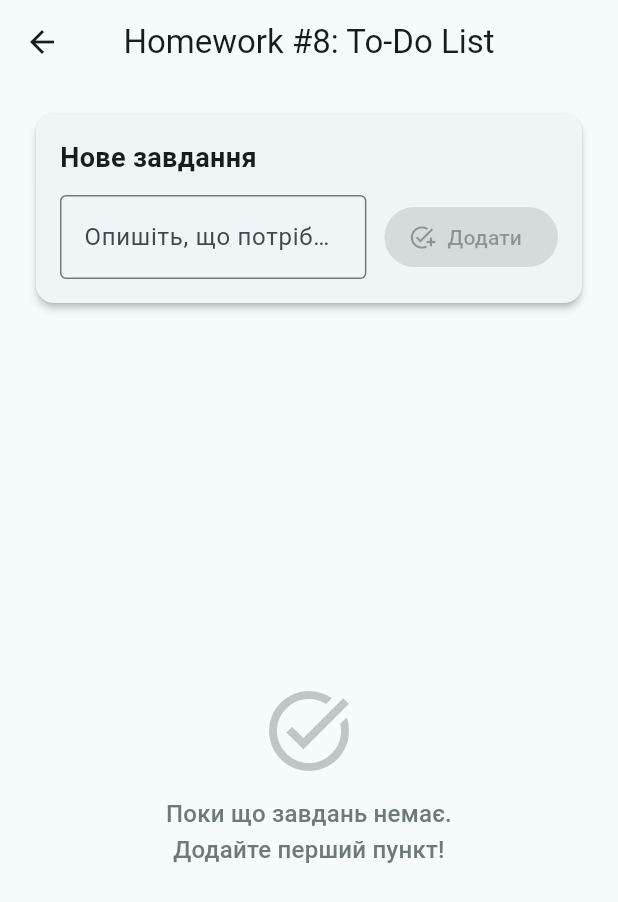
After one commit to IgorGreb/first_project, a Flutter app: the HomeworkEightScreen screen opened by its route, on a phone screen of 412 x 824 dp. The commit adds this screen. Shown: the top 902 px of the screen. Run offline on Flutter 3.47's test engine with Material 3 defaults, Android fonts, the phone set to English and light mode, and no system bars; our stand-ins replace equatable.

Commit message:
add task№8

```diff
--- a/lib/app.dart
+++ b/lib/app.dart
@@ -1,6 +1,7 @@
 import 'package:flutter/material.dart';
 import 'package:flutter_application_grebenyuk/constants/colors.dart';
 import 'package:flutter_application_grebenyuk/home_page/home_page.dart';
+import 'package:flutter_application_grebenyuk/homeworks/eight/homework_eight_screen.dart';
 import 'package:flutter_application_grebenyuk/homeworks/five/homework_five_screen.dart';
 import 'package:flutter_application_grebenyuk/homeworks/six/contacts_screen.dart';
 import 'package:flutter_application_grebenyuk/homeworks/six/profile_screen.dart';
@@ -25,6 +26,7 @@ class MyApp extends StatelessWidget {
         ContactsScreen.routeName: (context) => const ContactsScreen(),
         HomeworkFiveScreen.routeName: (context) => const HomeworkFiveScreen(),
         HomeworkSevenScreen.routeName: (context) => const HomeworkSevenScreen(),
+        HomeworkEightScreen.routeName: (context) => const HomeworkEightScreen(),
       },
     );
   }
--- a/lib/constants/main_page_text.dart
+++ b/lib/constants/main_page_text.dart
@@ -4,6 +4,7 @@ class HomePageText {
   static const String goToProfileButton = 'Перейти до профілю';
   static const String goToHomeworkFiveButton = 'Домашка #5';
   static const String goToHomeworkSevenButton = 'Домашка #7';
+  static const String goToHomeworkEightButton = 'Домашка #8';
 
   static const String profileScreenTitle = 'Профіль';
   static const String profileName = 'Ігор Гребенюк';
--- /dev/null
+++ b/lib/homeworks/eight/homework_eight_screen.dart
@@ -0,0 +1,156 @@
+import 'package:flutter/material.dart';
+import 'package:flutter_application_grebenyuk/homeworks/eight/models/todo_task.dart';
+import 'package:flutter_application_grebenyuk/homeworks/eight/widgets/animated_task_tile.dart';
+import 'package:flutter_application_grebenyuk/homeworks/eight/widgets/empty_state.dart';
+
+class HomeworkEightScreen extends StatefulWidget {
+  const HomeworkEightScreen({super.key});
+
+  static const routeName = '/homework-eight';
+
+  @override
+  State<HomeworkEightScreen> createState() => _HomeworkEightScreenState();
+}
+
+class _HomeworkEightScreenState extends State<HomeworkEightScreen> {
+  final GlobalKey<AnimatedListState> _listKey = GlobalKey<AnimatedListState>();
+  final TextEditingController _textController = TextEditingController();
+  final List<TodoTask> _tasks = [];
+  int _nextId = 0;
+  String _draftText = '';
+
+  @override
+  void dispose() {
+    _textController.dispose();
+    super.dispose();
+  }
+
+  bool get _canAddTask => _draftText.trim().isNotEmpty;
+
+  void _handleTextChanged(String value) {
+    setState(() {
+      _draftText = value;
+    });
+  }
+
+  void _addTask() {
+    final String title = _draftText.trim();
+    if (title.isEmpty) return;
+
+    final TodoTask task = TodoTask(id: _nextId++, title: title);
+    setState(() {
+      _tasks.insert(0, task);
+      _draftText = '';
+    });
+    _textController.clear();
+    _listKey.currentState?.insertItem(
+      0,
+      duration: const Duration(milliseconds: 350),
+    );
+  }
+
+  void _toggleTask(int taskId) {
+    final int index = _tasks.indexWhere((task) => task.id == taskId);
+    if (index == -1) return;
+    setState(() {
+      _tasks[index].isDone = !_tasks[index].isDone;
+    });
+  }
+
+  void _removeTask(int taskId) {
+    final int index = _tasks.indexWhere((task) => task.id == taskId);
+    if (index == -1) return;
+
+    final TodoTask removedTask = _tasks.removeAt(index);
+    setState(() {});
+    _listKey.currentState?.removeItem(
+      index,
+      (context, animation) => AnimatedTaskTile(
+        animation: animation,
+        task: removedTask,
+        enabled: false,
+        onToggle: null,
+        onDelete: null,
+      ),
+      duration: const Duration(milliseconds: 350),
+    );
+  }
+
+  @override
+  Widget build(BuildContext context) {
+    return Scaffold(
+      appBar: AppBar(
+        title: const Text('Homework #8: To-Do List'),
+        centerTitle: true,
+      ),
+      body: Padding(
+        padding: const EdgeInsets.symmetric(horizontal: 20, vertical: 16),
+        child: Column(
+          children: [
+            Card(
+              elevation: 2,
+              child: Padding(
+                padding: const EdgeInsets.all(16),
+                child: Column(
+                  crossAxisAlignment: CrossAxisAlignment.stretch,
+                  children: [
+                    const Text(
+                      'Нове завдання',
+                      style:
+                          TextStyle(fontSize: 18, fontWeight: FontWeight.bold),
+                    ),
+                    const SizedBox(height: 12),
+                    Row(
+                      children: [
+                        Expanded(
+                          child: TextField(
+                            controller: _textController,
+                            onChanged: _handleTextChanged,
+                            decoration: const InputDecoration(
+                              border: OutlineInputBorder(),
+                              hintText: 'Опишіть, що потрібно зробити',
+                            ),
+                          ),
+                        ),
+                        const SizedBox(width: 12),
+                        FilledButton.icon(
+                          onPressed: _canAddTask ? _addTask : null,
+                          icon: const Icon(Icons.add_task),
+                          label: const Text('Додати'),
+                        ),
+                      ],
+                    ),
+                  ],
+                ),
+              ),
+            ),
+            const SizedBox(height: 20),
+            Expanded(
+              child: Stack(
+                children: [
+                  AnimatedList(
+                    key: _listKey,
+                    initialItemCount: _tasks.length,
+                    padding: const EdgeInsets.only(bottom: 12),
+                    itemBuilder: (context, index, animation) {
+                      final TodoTask task = _tasks[index];
+                      return AnimatedTaskTile(
+                        animation: animation,
+                        task: task,
+                        enabled: true,
+                        onToggle: () => _toggleTask(task.id),
+                        onDelete: () => _removeTask(task.id),
+                      );
+                    },
+                  ),
+                  if (_tasks.isEmpty)
+                    const TodoEmptyState(),
+                ],
+              ),
+            ),
+          ],
+        ),
+      ),
+    );
+  }
+}
--- /dev/null
+++ b/lib/homeworks/eight/models/todo_task.dart
@@ -0,0 +1,11 @@
+class TodoTask {
+  TodoTask({
+    required this.id,
+    required this.title,
+    this.isDone = false,
+  });
+
+  final int id;
+  final String title;
+  bool isDone;
+}
--- /dev/null
+++ b/lib/homeworks/eight/widgets/empty_state.dart
@@ -0,0 +1,35 @@
+import 'package:flutter/material.dart';
+
+class TodoEmptyState extends StatelessWidget {
+  const TodoEmptyState({super.key});
+
+  @override
+  Widget build(BuildContext context) {
+    final ThemeData theme = Theme.of(context);
+    return IgnorePointer(
+      child: AnimatedOpacity(
+        opacity: 1,
+        duration: const Duration(milliseconds: 300),
+        child: Center(
+          child: Column(
+            mainAxisSize: MainAxisSize.min,
+            children: [
+              Icon(
+                Icons.task_alt,
+                size: 64,
+                color: theme.colorScheme.outline.withOpacity(0.4),
+              ),
+              const SizedBox(height: 12),
+              Text(
+                'Поки що завдань немає.\nДодайте перший пункт!',
+                style: theme.textTheme.titleMedium
+                    ?.copyWith(color: theme.colorScheme.outline),
+                textAlign: TextAlign.center,
+              ),
+            ],
+          ),
+        ),
+      ),
+    );
+  }
+}
```
Also changed, not shown: lib/home_page/home_page.dart (+8 -0 lines), lib/homeworks/eight/widgets/animated_task_tile.dart (added, +39 -0 lines), lib/homeworks/eight/widgets/todo_task_tile.dart (added, +66 -0 lines), 66 other files.
